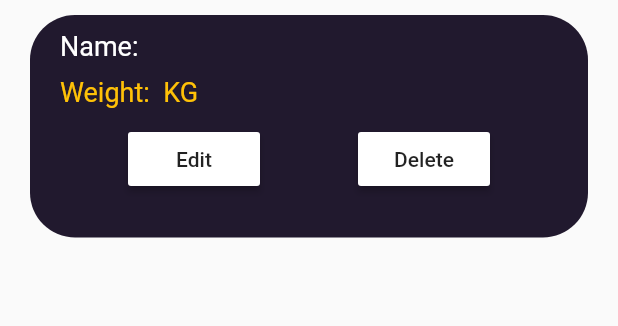
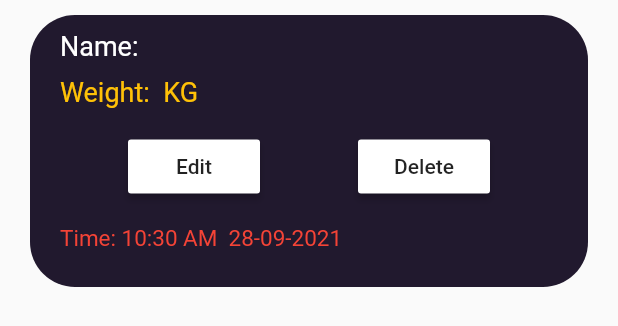
Before and after one commit to orijeet100/weight-tracking-CRUD, a Flutter app: the WeightEntries widget shown alone on an empty page, opened directly with empty values, on a phone screen of 412 x 824 dp. Shown: the top 326 px of the screen. Run offline on Flutter 3.47's test engine with Material 2 defaults, Android fonts, the phone set to English and light mode, and no system bars; our stand-ins replace cloud_firestore, firebase_auth, firebase_core, rflutter_alert; accounts and stored records are empty; Roboto replaces fonts that are missing (Poppins).

Commit message:
weight-tracking-CRUD

```diff
--- a/lib/Components/entry_widget.dart
+++ b/lib/Components/entry_widget.dart
@@ -2,21 +2,24 @@ import 'package:cloud_firestore/cloud_firestore.dart';
 import 'package:flutter/material.dart';
 import 'package:troovi_app/Screens/editing_details_screen.dart';
 import '../constants.dart';
+import 'package:intl/intl.dart';
 
 class WeightEntries extends StatelessWidget {
-  WeightEntries({Key? key, required this.name, required this.weight, required this.id}) : super(key: key);
+  WeightEntries({Key? key, required this.name, required this.weight, required this.id,required this.time}) : super(key: key);
   final String name;
   final String weight;
   final String id;
-
+  final Timestamp time;
   final firestore=FirebaseFirestore.instance;
 
   @override
-  Widget build(BuildContext context) {
+  Widget build(BuildContext context) {//DateTime
+    var date = time.toDate();
+    var dateValue=DateFormat('hh:mm a  dd-MM-yyy').format(date);
     return Padding(
       padding:const EdgeInsetsDirectional.fromSTEB(20, 10, 20, 20),
       child: Container(
-        height: MediaQuery.of(context).size.height * 0.18,
+        height: MediaQuery.of(context).size.height * 0.22,
         decoration: BoxDecoration(
           color: const Color(0xFF21192E),
           borderRadius: BorderRadius.circular(30),
@@ -33,7 +36,7 @@ class WeightEntries extends StatelessWidget {
               ),
             ),
             Padding(
-              padding: const EdgeInsetsDirectional.fromSTEB(20, 10, 0, 10),
+              padding: const EdgeInsetsDirectional.fromSTEB(20, 10, 0, 15),
               child: Text(
                 'Weight: $weight KG',
                 textAlign: TextAlign.start,
@@ -66,7 +69,17 @@ class WeightEntries extends StatelessWidget {
                   child: const Text('Delete'),
                 ),
               ],
-            )
+            ),
+            Flexible(
+              child: Padding(
+                padding: const EdgeInsetsDirectional.fromSTEB(20, 15, 0, 0),
+                child: Text(
+                  'Time: $dateValue',
+                  textAlign: TextAlign.start,
+                  style: kWeightEntriesStyle.copyWith(fontSize: 15,color: Colors.red),
+                ),
+              ),
+            ),
           ],
         ),
       ),
--- a/lib/Screens/weight_display_screen.dart
+++ b/lib/Screens/weight_display_screen.dart
@@ -176,8 +176,9 @@ class _DisplayScreenState extends State<DisplayScreen> {
                     final data=file.data() as Map;
                     final name=data['name'];
                     final weight=data['weight'];
+                    final time=data['time'];
                     final id=file.id;
-                    final entry=WeightEntries(name: name,weight: weight,id: id);
+                    final entry=WeightEntries(name: name,weight: weight,id: id,time: time,);
                     entries.add(entry);
                   }
                   return Column(
```
